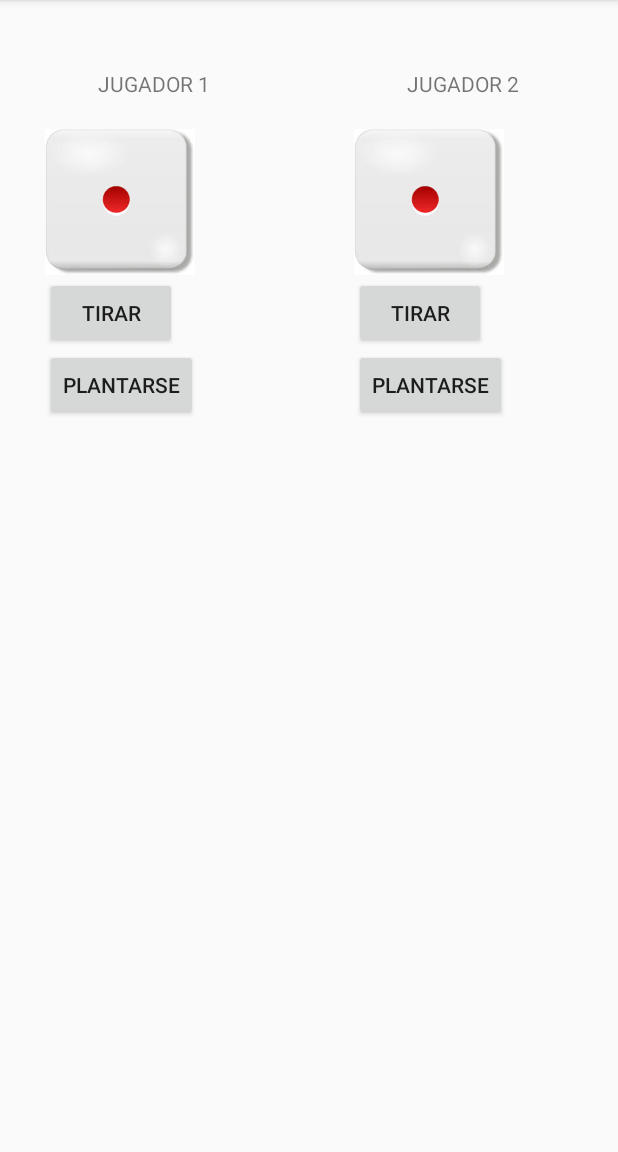
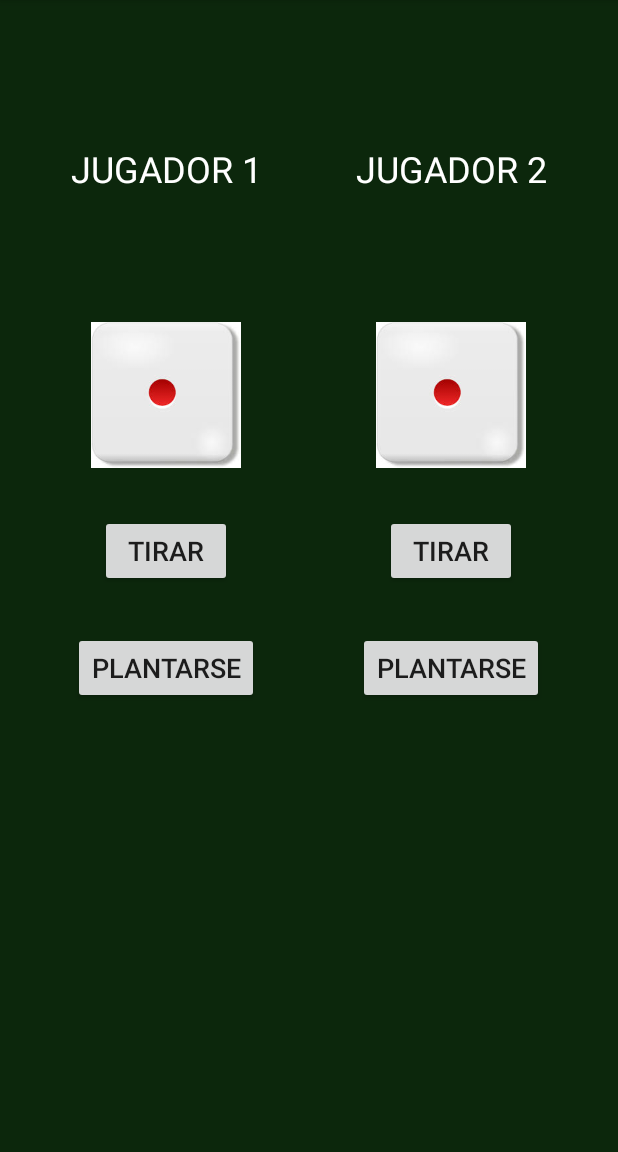
Before and after one commit to sarascript/Blackjack-Android, an Android app: the screen it shows after launch (MainActivity), on a phone screen of 412 x 824 dp, the part 84-1236 px from its top. Run offline under Robolectric (Android 15) with nearby library versions, the phone set to English and light mode, and no system bars.

Commit message:
Design improved

```diff
--- a/app/src/main/res/layout/activity_main.xml
+++ b/app/src/main/res/layout/activity_main.xml
@@ -4,95 +4,121 @@
     xmlns:tools="http://schemas.android.com/tools"
     android:layout_width="match_parent"
     android:layout_height="match_parent"
+    android:background="#0C270C"
+    android:gravity="center_horizontal"
+    android:orientation="vertical"
+    android:padding="16dp"
     tools:context=".MainActivity">
 
     <LinearLayout
         android:layout_width="match_parent"
         android:layout_height="wrap_content"
-        android:layout_marginTop="16dp"
+        android:layout_marginTop="50dp"
         android:orientation="horizontal">
 
         <LinearLayout
             android:layout_width="0dp"
+            android:layout_height="wrap_content"
             android:layout_weight="1"
-            android:layout_height="wrap_content"
-            android:padding="30dp"
-            android:orientation="vertical">
+            android:gravity="center_horizontal"
+            android:orientation="vertical"
+            android:padding="30dp">
 
             <TextView
                 android:id="@+id/j1_txt"
                 android:layout_width="match_parent"
                 android:layout_height="wrap_content"
+                android:layout_marginBottom="30dp"
+                android:text="JUGADOR 1"
                 android:textAlignment="center"
-                android:text="JUGADOR 1" />
+                android:textColor="#FFFFFF"
+                android:textSize="24sp" />
 
             <TextView
                 android:id="@+id/score1_txt"
                 android:layout_width="match_parent"
                 android:layout_height="wrap_content"
+                android:layout_marginBottom="30dp"
                 android:textAlignment="center"
+                android:textColor="#FFFFFF"
+                android:textSize="18sp"
                 tools:text="PUNTUACIÓN" />
 
             <ImageView
                 android:id="@+id/dice1_img"
                 android:layout_width="100dp"
                 android:layout_height="100dp"
-                android:src="@drawable/number_1"
-                android:scaleType="centerInside"/>
+                android:layout_marginBottom="30dp"
+                android:scaleType="centerInside"
+                android:src="@drawable/number_1" />
 
             <Button
                 android:id="@+id/j1_btn"
                 android:layout_width="wrap_content"
                 android:layout_height="wrap_content"
-                android:text="TIRAR"/>
+                android:layout_marginBottom="30dp"
+                android:text="TIRAR"
+                android:textSize="18sp" />
 
             <Button
                 android:id="@+id/stop1_btn"
                 android:layout_width="wrap_content"
                 android:layout_height="wrap_content"
-                android:text="PLANTARSE"/>
+                android:text="PLANTARSE"
+                android:textSize="18sp" />
 
         </LinearLayout>
 
         <LinearLayout
             android:layout_width="0dp"
+            android:layout_height="wrap_content"
             android:layout_weight="1"
-            android:layout_height="wrap_content"
-            android:padding="30dp"
-            android:orientation="vertical">
+            android:gravity="center_horizontal"
+            android:orientation="vertical"
+            android:padding="30dp">
 
             <TextView
                 android:id="@+id/j2_txt"
                 android:layout_width="match_parent"
                 android:layout_height="wrap_content"
+                android:layout_marginBottom="30dp"
+                android:text="JUGADOR 2"
                 android:textAlignment="center"
-                android:text="JUGADOR 2" />
+                android:textColor="#FFFFFF"
+                android:textSize="24sp" />
 
             <TextView
                 android:id="@+id/score2_txt"
                 android:layout_width="match_parent"
                 android:layout_height="wrap_content"
+                android:layout_marginBottom="30dp"
                 android:textAlignment="center"
+                android:textColor="#FFFFFF"
+                android:textSize="18sp"
                 tools:text="PUNTUACIÓN" />
 
             <ImageView
                 android:id="@+id/dice2_img"
                 android:layout_width="100dp"
                 android:layout_height="100dp"
-                android:src="@drawable/number_1"
-                android:scaleType="centerInside"/>
+                android:layout_marginBottom="30dp"
+                android:scaleType="centerInside"
+                android:src="@drawable/number_1" />
 
             <Button
                 android:id="@+id/j2_btn"
                 android:layout_width="wrap_content"
                 android:layout_height="wrap_content"
-                android:text="TIRAR"/>
+                android:layout_marginBottom="30dp"
+                android:text="TIRAR"
+                android:textSize="18sp" />
 
             <Button
                 android:id="@+id/stop2_btn"
                 android:layout_width="wrap_content"
                 android:layout_height="wrap_content"
-                android:text="PLANTARSE"/>
+                android:text="PLANTARSE"
+                android:textSize="18sp" />
 
         </LinearLayout>
     </LinearLayout>
```
